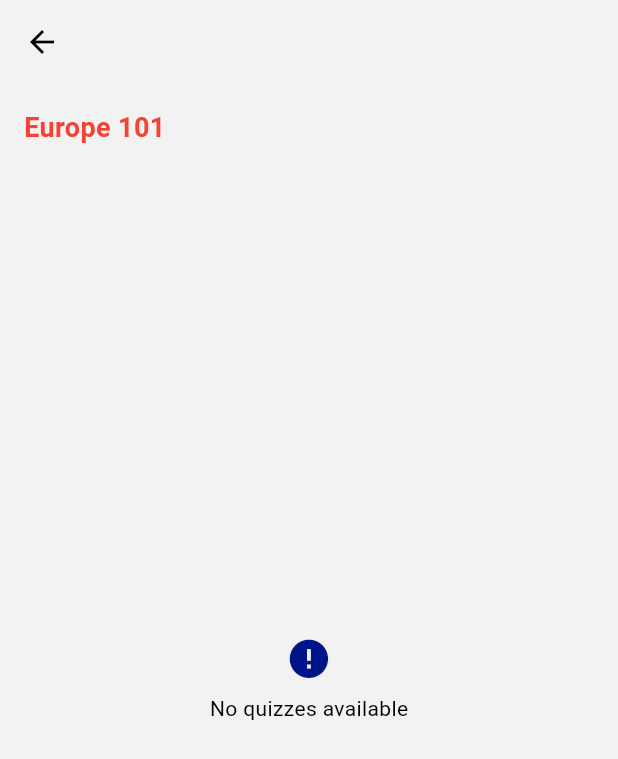
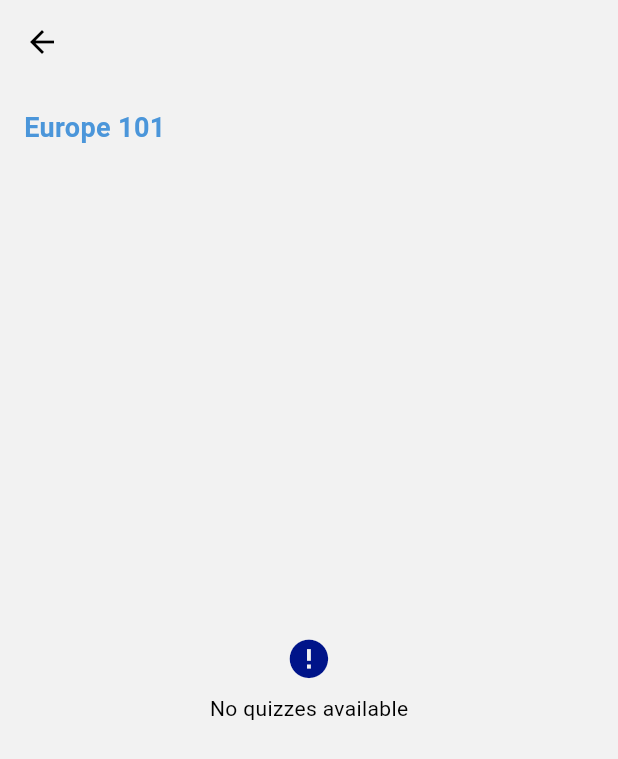
Before and after one commit to LukPle/LearnEurope, a Flutter app: the QuizSelectionScreen screen opened directly with empty values, on a phone screen of 412 x 824 dp. Shown: the top 759 px of the screen. Run offline on Flutter 3.47's test engine with Material 3 defaults, Android fonts, the phone set to English and light mode, and no system bars; our stand-ins replace cloud_firestore, confetti, firebase_auth, firebase_core, flutter_mobx, flutter_svg and 3 more; missing offline and left inert: animated_digit; accounts and stored records are empty; generated files the repository leaves out were written again.

Commit message:
Added new assets and adjusted their position / layout

```diff
--- a/lib/constants/colors.dart
+++ b/lib/constants/colors.dart
@@ -23,24 +23,21 @@ class AppColors {
   static const Color error = Colors.red;
 
   // Category Colors
-  static Color categoryColor(Category category) {
+  static Color categoryColor(Category category, Brightness brightness) {
+    bool isLightMode = brightness == Brightness.light;
+
     switch (category) {
       case Category.europe101:
-        return Colors.red;
+        return isLightMode ? const Color(0xff4B96DA) : const Color(0xff9DCAF3); // Hex: #4B96DA, #9DCAF3
       case Category.languages:
-        return Colors.green;
+        return isLightMode ? const Color(0xffE9AE00) : const Color(0xffEDD17E); // Hex: #E9AE00, #EDD17E
       case Category.countryBorders:
-        return Colors.cyan;
+        return isLightMode ? const Color(0xff528F6E) : const Color(0xff6CD196); // Hex: #528F6E, #6CD196
       case Category.geoPosition:
-        return Colors.purpleAccent;
+        return isLightMode ? const Color(0xffB34535) : const Color(0xffD97588); // Hex: #B34535, #D97588
     }
   }
 
   // Activity Flame Colors
-  static const List activityFlameColors = [
-    Colors.amber,
-    Colors.orange,
-    Colors.deepOrangeAccent,
-    Colors.red
-  ];
+  static const List activityFlameColors = [Colors.amber, Colors.orange, Colors.deepOrangeAccent, Colors.red];
 }
--- a/lib/constants/textstyles.dart
+++ b/lib/constants/textstyles.dart
@@ -33,8 +33,8 @@ class AppTextStyles {
     );
   }
 
-  static TextStyle categoryTextStyle(Category category) {
-    return TextStyle(color: AppColors.categoryColor(category), fontSize: 18, fontWeight: FontWeight.w500);
+  static TextStyle categoryTextStyle(Category category, Brightness brightness) {
+    return TextStyle(color: AppColors.categoryColor(category, brightness), fontSize: 18, fontWeight: FontWeight.w500);
   }
 
   static TextStyle leaderbordCardTextStyle({required Brightness brightness}) {
--- a/lib/ui/screens/quiz_selection_screen.dart
+++ b/lib/ui/screens/quiz_selection_screen.dart
@@ -44,6 +44,8 @@ class QuizSelectionScreen extends StatelessWidget {
 
   @override
   Widget build(BuildContext context) {
+    Brightness brightness = MediaQuery.of(context).platformBrightness;
+
     return AppScaffold(
       appBar: const AppAppBar(),
       body: Column(
@@ -52,7 +54,7 @@ class QuizSelectionScreen extends StatelessWidget {
           Text(
             AppStrings.getCategoryText(category),
             style: AppTextStyles.standardTitleTextStyle.copyWith(
-              color: AppColors.categoryColor(category),
+              color: AppColors.categoryColor(category, brightness),
             ),
           ),
           Expanded(
@@ -108,9 +110,8 @@ class QuizSelectionScreen extends StatelessWidget {
                           const SizedBox(height: AppPaddings.padding_12),
                           Expanded(
                             child: ListFadingShaderWidget(
-                              color: MediaQuery.of(context).platformBrightness == Brightness.light
-                                  ? AppColors.lightBackground
-                                  : AppColors.darkBackground,
+                              color:
+                                  brightness == Brightness.light ? AppColors.lightBackground : AppColors.darkBackground,
                               child: ListView.builder(
                                 padding: const EdgeInsets.only(top: AppPaddings.padding_12),
                                 itemCount: quizzes.length,
--- a/lib/ui/screens/start_screen.dart
+++ b/lib/ui/screens/start_screen.dart
@@ -1,4 +1,5 @@
 import 'package:flutter/material.dart';
+import 'package:flutter_svg/flutter_svg.dart';
 import 'package:learn_europe/constants/paddings.dart';
 import 'package:learn_europe/constants/strings.dart';
 import 'package:learn_europe/ui/components/app_scaffold.dart';
@@ -16,7 +17,10 @@ class StartScreen extends StatelessWidget {
         children: [
           const PageHeadline(title: 'Welcome to Learn Europe'),
           const Spacer(),
-          Image.asset('assets/image.webp'),
+          SvgPicture.asset(
+            'assets/europe_illustration.svg',
+            width: MediaQuery.of(context).size.width,
+          ),
           const Spacer(),
           CtaButton.primary(onPressed: () => _navigateToLogin(context), label: AppStrings.loginButton),
           const SizedBox(height: AppPaddings.padding_12),
```
Also changed, not shown: lib/constants/strings.dart (+13 -0 lines), lib/ui/components/category_card.dart (+18 -13 lines), lib/ui/components/profile_analytics/categories_progress_analytics.dart (+15 -6 lines), assets/country_borders.svg (added), assets/europe_101.svg (added), assets/europe_illustration.svg (added), assets/geo_position.svg (added), assets/image.webp (deleted), assets/languages.svg (added).
